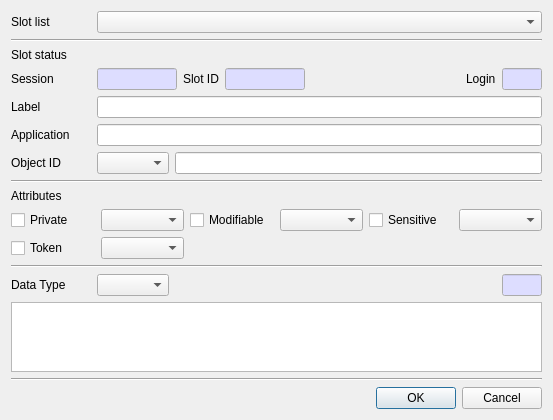
Above: CryptokiMan/create_data_dlg.ui from jykim74/CryptokiMan before the change. Below: the same form after it.
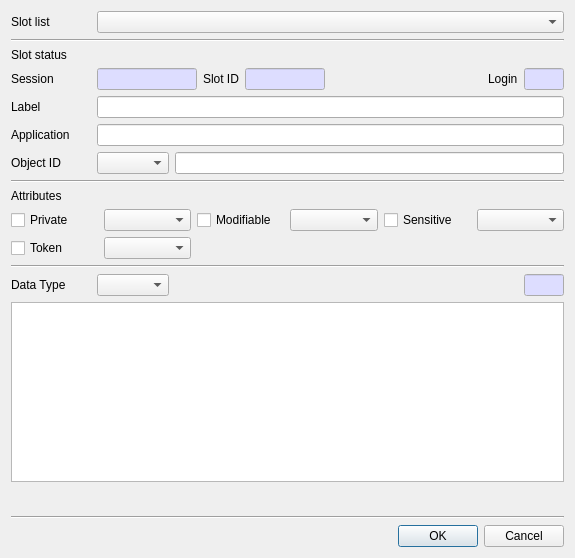
That is the form after the change.

```diff
--- a/CryptokiMan/create_data_dlg.ui
+++ b/CryptokiMan/create_data_dlg.ui
@@ -6,8 +6,8 @@
    <rect>
     <x>0</x>
     <y>0</y>
-    <width>553</width>
-    <height>418</height>
+    <width>575</width>
+    <height>558</height>
    </rect>
   </property>
   <property name="windowTitle">
@@ -74,7 +74,7 @@
       <widget class="QLineEdit" name="mSessionText">
        <property name="maximumSize">
         <size>
-         <width>80</width>
+         <width>100</width>
          <height>16777215</height>
         </size>
        </property>
```
